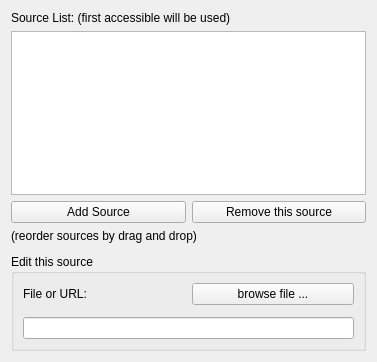
Before: the Qt Designer form gui/sourcelisteditor.ui in phfaist/bibolamazi, drawn with Qt 5.
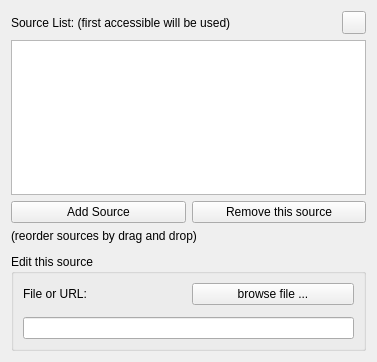
After: the same form once the commit is applied. Icons and pictures are not drawn.

Commit message: favorites commands in GUI seems to work

Diff of the .ui file:
```diff
--- a/gui/sourcelisteditor.ui
+++ b/gui/sourcelisteditor.ui
@@ -14,14 +14,7 @@
    <string>Form</string>
   </property>
   <layout class="QGridLayout" name="gridLayout">
-   <item row="0" column="0" colspan="2">
-    <widget class="QLabel" name="label">
-     <property name="text">
-      <string>Source List: (first accessible will be used)</string>
-     </property>
-    </widget>
-   </item>
-   <item row="1" column="0" colspan="2">
+   <item row="2" column="0" colspan="2">
     <widget class="QListWidget" name="lstSources">
      <property name="sizePolicy">
       <sizepolicy hsizetype="Preferred" vsizetype="Expanding">
@@ -44,7 +37,7 @@
      </property>
     </widget>
    </item>
-   <item row="5" column="0" colspan="2">
+   <item row="6" column="0" colspan="2">
     <widget class="QGroupBox" name="gbxEditSource">
      <property name="title">
       <string>Edit this source</string>
@@ -73,21 +66,21 @@
      </layout>
     </widget>
    </item>
-   <item row="2" column="0">
+   <item row="3" column="0">
     <widget class="QPushButton" name="btnAddSource">
      <property name="text">
       <string>Add Source</string>
      </property>
     </widget>
    </item>
-   <item row="2" column="1">
+   <item row="3" column="1">
     <widget class="QPushButton" name="btnRemoveSource">
      <property name="text">
       <string>Remove this source</string>
      </property>
     </widget>
    </item>
-   <item row="4" column="0">
+   <item row="5" column="0">
     <spacer name="verticalSpacer">
      <property name="orientation">
       <enum>Qt::Vertical</enum>
@@ -103,13 +96,35 @@
      </property>
     </spacer>
    </item>
-   <item row="3" column="0" colspan="2">
+   <item row="4" column="0" colspan="2">
     <widget class="QLabel" name="label_2">
      <property name="text">
       <string>(reorder sources by drag and drop)</string>
      </property>
     </widget>
    </item>
+   <item row="1" column="0" colspan="2">
+    <layout class="QHBoxLayout" name="horizontalLayout">
+     <item>
+      <widget class="QLabel" name="label">
+       <property name="text">
+        <string>Source List: (first accessible will be used)</string>
+       </property>
+      </widget>
+     </item>
+     <item>
+      <widget class="QToolButton" name="btnAddFavorite">
+       <property name="toolTip">
+        <string>Add this source list to your favorites</string>
+       </property>
+       <property name="icon">
+        <iconset resource="bibolamazi_res.qrc">
+         <normaloff>:/pic/bookmark.png</normaloff>:/pic/bookmark.png</iconset>
+       </property>
+      </widget>
+     </item>
+    </layout>
+   </item>
   </layout>
  </widget>
  <resources/>
```
Left out of the diff: 4 changed lines with no effect on the pictures. The commit also changes 20 other files.
